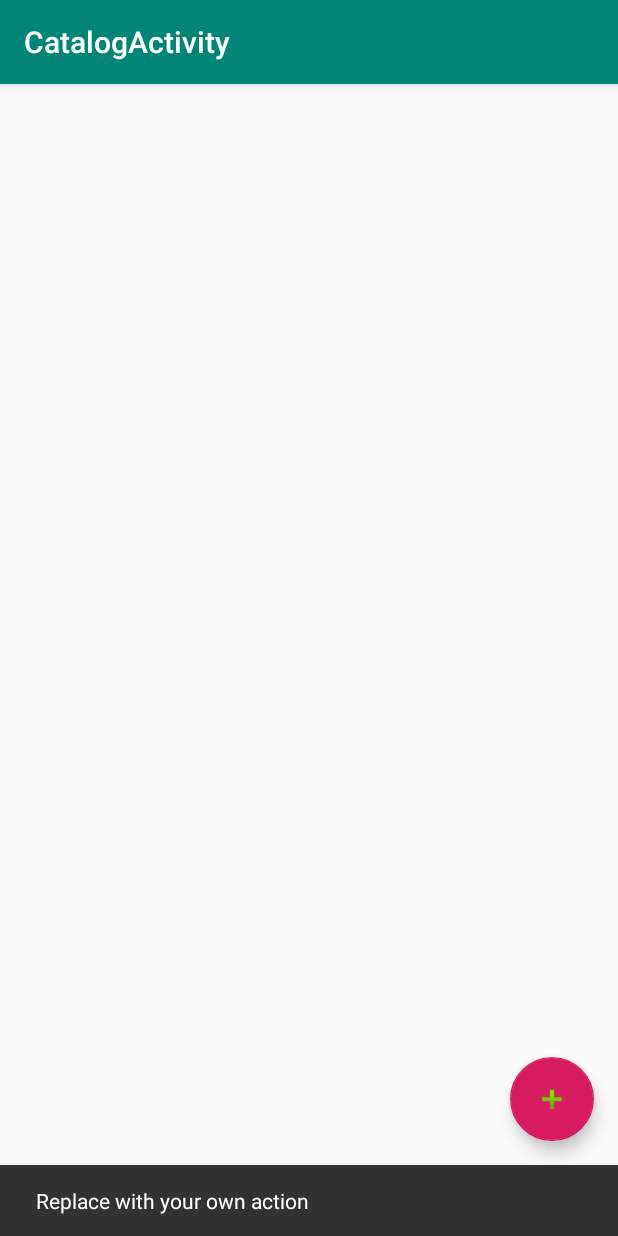
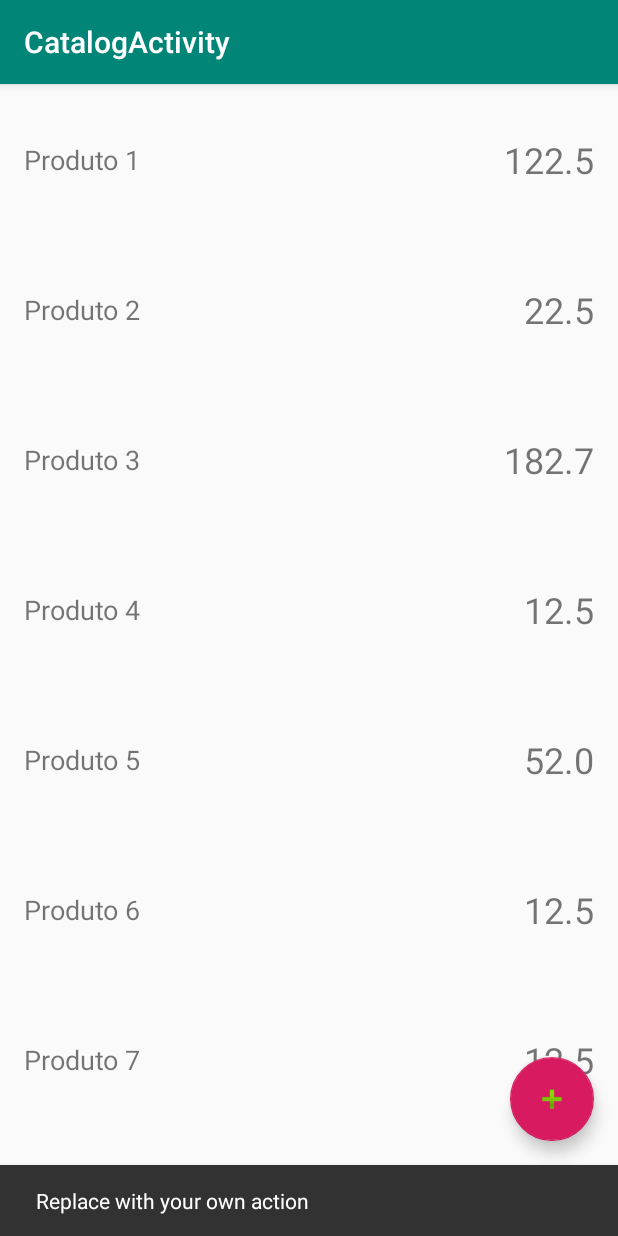
Before and after one commit to mariomjr/ecommerceAndroid, an Android app: the CatalogActivity screen opened directly, with no data from a screen before it, after a tap on an icon or button, on a phone screen of 412 x 824 dp. Run offline under Robolectric (Android 15) with nearby library versions, the phone set to English and light mode, and no system bars.

Commit message:
Inicio da listagem de produtos e adição do Firebase

```diff
--- a/app/build.gradle
+++ b/app/build.gradle
@@ -23,6 +23,7 @@ dependencies {
     implementation 'com.android.support:appcompat-v7:28.0.0'
     implementation 'com.android.support.constraint:constraint-layout:1.1.3'
     implementation 'com.android.support:design:28.0.0'
+    implementation 'com.android.support:recyclerview-v7:28.0.0'
     testImplementation 'junit:junit:4.12'
     androidTestImplementation 'com.android.support.test:runner:1.0.2'
     androidTestImplementation 'com.android.support.test.espresso:espresso-core:3.0.2'
@@ -30,6 +31,7 @@ dependencies {
     implementation 'com.squareup.retrofit2:retrofit:2.1.0'
     implementation 'com.squareup.retrofit2:converter-gson:2.1.0'
     implementation 'com.google.firebase:firebase-core:16.0.7'
-    implementation 'com.google.firebase:firebase-database:16.0.6'
+    implementation 'com.google.firebase:firebase-database:16.1.0'
     implementation 'com.android.support:design:28.0.0'
 }
+apply plugin: 'com.google.gms.google-services'
--- a/app/src/main/java/br/ufg/ecommerce/CatalogActivity.java
+++ b/app/src/main/java/br/ufg/ecommerce/CatalogActivity.java
@@ -4,10 +4,22 @@ import android.os.Bundle;
 import android.support.design.widget.FloatingActionButton;
 import android.support.design.widget.Snackbar;
 import android.support.v7.app.AppCompatActivity;
+import android.support.v7.widget.LinearLayoutManager;
+import android.support.v7.widget.RecyclerView;
 import android.support.v7.widget.Toolbar;
 import android.view.View;
 
+import java.util.ArrayList;
+
+import br.ufg.ecommerce.adapter.CatalogItemAdapter;
+import br.ufg.ecommerce.entity.Product;
+
 public class CatalogActivity extends AppCompatActivity {
+    private ArrayList<Product> products;
+
+    private RecyclerView recyclerView;
+    private RecyclerView.Adapter mAdapter;
+    private RecyclerView.LayoutManager layoutManager;
 
     @Override
     protected void onCreate(Bundle savedInstanceState) {
@@ -24,6 +36,31 @@ public class CatalogActivity extends AppCompatActivity {
                         .setAction("Action", null).show();
             }
         });
+
+        this.products = getProducts();
+        recyclerView = (RecyclerView) findViewById(R.id.rv_products_items);
+        recyclerView.setHasFixedSize(true);
+        layoutManager = new LinearLayoutManager(this);
+        recyclerView.setLayoutManager(layoutManager);
+        mAdapter = new CatalogItemAdapter(this, this.products);
+        recyclerView.setAdapter(mAdapter);
+
+    }
+
+    private ArrayList<Product> getProducts() {
+        ArrayList<Product> products = new ArrayList<>();
+        products.add(new Product("Produto 1", 122.5, "Descrição 1"));
+        products.add(new Product("Produto 2", 22.5, "Descrição 2"));
+        products.add(new Product("Produto 3", 182.7, "Descrição 3"));
+        products.add(new Product("Produto 4", 12.5, "Descrição 4"));
+        products.add(new Product("Produto 5", 52.0, "Descrição 5"));
+        products.add(new Product("Produto 6", 12.5, "Descrição 4"));
+        products.add(new Product("Produto 7", 12.5, "Descrição 4"));
+        products.add(new Product("Produto 8", 12.5, "Descrição 4"));
+        products.add(new Product("Produto 9", 12.5, "Descrição 4"));
+
+
+        return products;
     }
 
 }
--- /dev/null
+++ b/app/src/main/java/br/ufg/ecommerce/adapter/CatalogItemAdapter.java
@@ -0,0 +1,58 @@
+package br.ufg.ecommerce.adapter;
+
+import android.content.Context;
+import android.support.annotation.NonNull;
+import android.support.v7.widget.RecyclerView;
+import android.view.LayoutInflater;
+import android.view.View;
+import android.view.ViewGroup;
+import android.widget.TextView;
+
+import java.util.ArrayList;
+
+import br.ufg.ecommerce.R;
+import br.ufg.ecommerce.entity.Product;
+
+public class CatalogItemAdapter extends RecyclerView.Adapter<CatalogItemAdapter.ViewHolder> {
+    private ArrayList<Product> products;
+    private Context context;
+
+    public class ViewHolder extends RecyclerView.ViewHolder {
+        private View v;
+
+        public TextView tvName;
+        public TextView tvDescription;
+
+        public ViewHolder(View itemView) {
+            super(itemView);
+            v = itemView;
+            tvName = v.findViewById(R.id.item_product_name);
+            tvDescription = v.findViewById(R.id.item_product_description);
+        }
+    }
+
+    public CatalogItemAdapter(Context ctx, ArrayList<Product> products) {
+        this.context = ctx;
+        this.products = products;
+    }
+
+    @NonNull
+    @Override
+    public CatalogItemAdapter.ViewHolder onCreateViewHolder(@NonNull ViewGroup viewGroup, int i) {
+        View view = LayoutInflater.from(viewGroup.getContext()).inflate(R.layout.catalog_item_view, viewGroup, false);
+        ViewHolder vh = new ViewHolder(view);
+        return vh;
+    }
+
+    @Override
+    public void onBindViewHolder(@NonNull ViewHolder viewHolder, int i) {
+        Product product = this.products.get(i);
+        viewHolder.tvName.setText(product.getName());
+        viewHolder.tvDescription.setText(String.valueOf(product.getPrice()));
+    }
+
+    @Override
+    public int getItemCount() {
+        return this.products.size();
+    }
+}
--- a/app/src/main/java/br/ufg/ecommerce/controller/LoginController.java
+++ b/app/src/main/java/br/ufg/ecommerce/controller/LoginController.java
@@ -17,7 +17,6 @@ import retrofit2.Callback;
 import retrofit2.Response;
 import retrofit2.Retrofit;
 import retrofit2.converter.gson.GsonConverterFactory;
-import ufg.br.hellopos.entity.UserReturn;
 
 public class LoginController implements Callback<UserReturn> {
 
@@ -57,7 +56,7 @@ public class LoginController implements Callback<UserReturn> {
             Gson gson = new Gson();
             String json = gson.toJson(user);
             Intent second = new Intent(context,CatalogActivity.class);
-            second.putExtra(MainActivity.USERRETURN, json);
+            // second.putExtra(MainActivity.USERRETURN, json);
             context.startActivity(second);
         } else {
             System.out.println(response.errorBody());
--- /dev/null
+++ b/app/src/main/java/br/ufg/ecommerce/entity/Product.java
@@ -0,0 +1,40 @@
+package br.ufg.ecommerce.entity;
+
+public class Product {
+    private String name;
+    private Double price;
+    private String description;
+
+    public Product() {
+    }
+
+    public Product(String name, Double price, String description) {
+        this.name = name;
+        this.price = price;
+        this.description = description;
+    }
+
+    public String getName() {
+        return name;
+    }
+
+    public void setName(String name) {
+        this.name = name;
+    }
+
+    public Double getPrice() {
+        return price;
+    }
+
+    public void setPrice(Double price) {
+        this.price = price;
+    }
+
+    public String getDescription() {
+        return description;
+    }
+
+    public void setDescription(String description) {
+        this.description = description;
+    }
+}
--- /dev/null
+++ b/app/src/main/res/layout/catalog_item_view.xml
@@ -0,0 +1,34 @@
+<?xml version="1.0" encoding="utf-8"?>
+<android.support.constraint.ConstraintLayout
+    xmlns:android="http://schemas.android.com/apk/res/android"
+    xmlns:app="http://schemas.android.com/apk/res-auto"
+    xmlns:tools="http://schemas.android.com/tools"
+    android:layout_width="match_parent"
+    android:layout_height="100dp">
+
+    <TextView
+        android:id="@+id/item_product_name"
+        android:layout_width="wrap_content"
+        android:layout_height="wrap_content"
+        android:layout_marginStart="16dp"
+        android:layout_marginTop="8dp"
+        android:layout_marginBottom="8dp"
+        android:textSize="18sp"
+        android:text="TextView"
+        app:layout_constraintBottom_toBottomOf="parent"
+        app:layout_constraintStart_toStartOf="parent"
+        app:layout_constraintTop_toTopOf="parent" />
+
+    <TextView
+        android:id="@+id/item_product_description"
+        android:layout_width="wrap_content"
+        android:layout_height="wrap_content"
+        android:layout_marginTop="8dp"
+        android:layout_marginEnd="16dp"
+        android:layout_marginBottom="8dp"
+        android:text="TextView"
+        android:textSize="24sp"
+        app:layout_constraintBottom_toBottomOf="parent"
+        app:layout_constraintEnd_toEndOf="parent"
+        app:layout_constraintTop_toTopOf="parent" />
+</android.support.constraint.ConstraintLayout>
--- a/app/src/main/res/layout/content_catalog.xml
+++ b/app/src/main/res/layout/content_catalog.xml
@@ -8,4 +8,10 @@
     tools:context=".CatalogActivity"
     tools:showIn="@layout/activity_catalog">
 
+    <android.support.v7.widget.RecyclerView
+        android:id="@+id/rv_products_items"
+        android:layout_width="match_parent"
+        android:layout_height="match_parent"
+        tools:listitem="@layout/catalog_item_view"/>
+
 </android.support.constraint.ConstraintLayout>
--- a/build.gradle
+++ b/build.gradle
@@ -8,6 +8,7 @@ buildscript {
     }
     dependencies {
         classpath 'com.android.tools.build:gradle:3.2.1'
+        classpath 'com.google.gms:google-services:4.0.1'
 
 
         // NOTE: Do not place your application dependencies here; they belong
```
Also changed, not shown: 1 other file.
